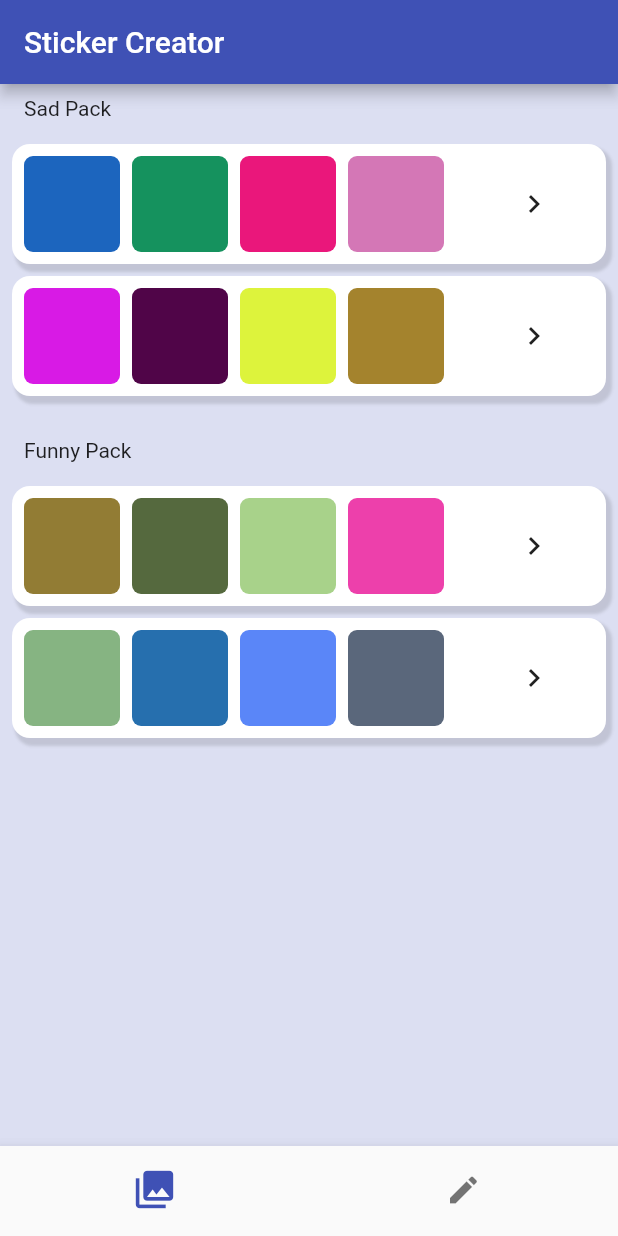
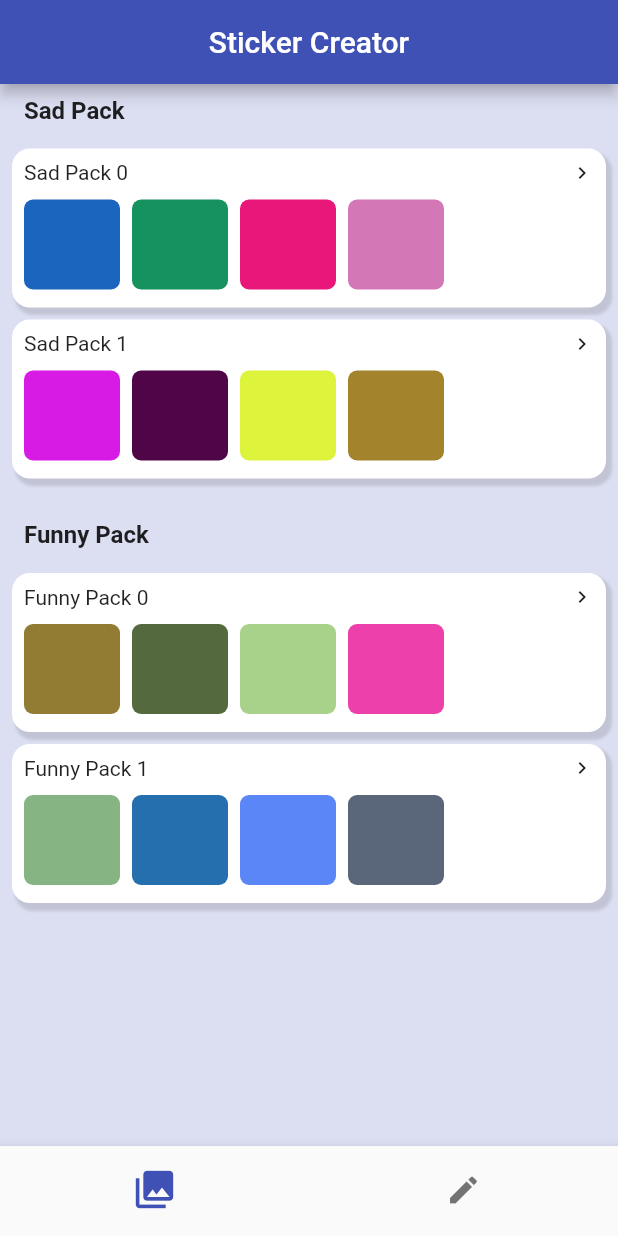
Before and after one commit to YahyaBekirCanevi/emoji_creator, a Flutter app: the screen it shows after launch, on a phone screen of 412 x 824 dp. Run offline on Flutter 3.47's test engine with Material 2 defaults, Android fonts, the phone set to English and light mode, and no system bars; our stand-ins replace flutter_hooks.

Commit message:
GalleryDetail screen

```diff
--- a/lib/core/components/card_xt.dart
+++ b/lib/core/components/card_xt.dart
@@ -2,12 +2,15 @@ import 'package:flutter/material.dart';
 
 class CardXt extends StatelessWidget {
   final Widget child;
+  final VoidCallback onTap;
 
-  const CardXt({super.key, required this.child});
+  const CardXt({super.key, required this.child, required this.onTap});
 
   @override
   Widget build(BuildContext context) {
-    return Container(
+    return GestureDetector(
+      onTap: onTap,
+      child: Container(
         padding: const EdgeInsets.all(8),
         margin: const EdgeInsets.only(left: 8, right: 8, top: 8),
         decoration: BoxDecoration(
@@ -23,6 +26,7 @@ class CardXt extends StatelessWidget {
           ],
         ),
         child: child,
+      ),
     );
   }
 }
--- a/lib/screens/gallery/index.dart
+++ b/lib/screens/gallery/index.dart
@@ -2,6 +2,7 @@ import 'package:emoji_creator/core/components/card_xt.dart';
 import 'package:emoji_creator/core/mock/gallery_list.dart';
 import 'package:emoji_creator/core/util/sizedbox_extension.dart';
 import 'package:emoji_creator/domain/model/gallery_item.dart';
+import 'package:emoji_creator/screens/gallery_detail/index.dart';
 import 'package:flutter/material.dart';
 
 class GalleryScreen extends StatelessWidget {
@@ -20,11 +21,22 @@ class GalleryScreen extends StatelessWidget {
           children: [
             Padding(
               padding: const EdgeInsets.symmetric(vertical: 8, horizontal: 16),
-              child: Text(galleryItem.title),
+              child: Text(
+                galleryItem.title,
+                style: const TextStyle(
+                  fontSize: 16,
+                  fontWeight: FontWeight.w600,
+                ),
+              ),
             ),
             ...List.generate(
               galleryItem.stickerPackList.length,
               (index) => CardXt(
+                onTap: () => Navigator.of(context).push(
+                  GalleryDetailScreen.getRoute(
+                    galleryItem.stickerPackList[index],
+                  ),
+                ),
                 child: _StickerList(galleryItem.stickerPackList[index]),
               ),
             ),
@@ -42,33 +54,36 @@ class _StickerList extends StatelessWidget {
 
   @override
   Widget build(BuildContext context) {
-    return SizedBox(
-      height: 64,
-      child: Row(
+    return ConstrainedBox(
+      constraints: const BoxConstraints(
+        maxHeight: 90,
+      ),
+      child: Column(
+        crossAxisAlignment: CrossAxisAlignment.start,
         children: [
+          Row(
+            children: [
+              Text(pack.title),
+              Expanded(child: 1.width),
+              const Icon(Icons.keyboard_arrow_right, size: 16),
+            ],
+          ),
+          10.height,
           Expanded(
             child: ListView.builder(
               scrollDirection: Axis.horizontal,
               itemCount: pack.values.length, //Random().nextInt(5) + 5,
               itemBuilder: (_, i) => Container(
-                width: 64,
                 margin: const EdgeInsets.only(right: 8),
                 decoration: BoxDecoration(
                   borderRadius: BorderRadius.circular(6),
                   color: pack.values[i],
                 ),
+                child: 64.square,
               ),
             ),
           ),
-          const SizedBox.square(
-            dimension: 80,
-            child: Center(
-              child: Icon(
-                Icons.keyboard_arrow_right,
-                size: 24,
-              ),
-            ),
-          ),
+          4.height,
         ],
       ),
     );
--- /dev/null
+++ b/lib/screens/gallery_detail/index.dart
@@ -0,0 +1,35 @@
+import 'package:emoji_creator/domain/model/gallery_item.dart';
+import 'package:flutter/material.dart';
+
+class GalleryDetailScreen extends StatelessWidget {
+  static MaterialPageRoute getRoute(StickerPack _pack) => MaterialPageRoute(
+        builder: (context) => GalleryDetailScreen(pack: _pack),
+      );
+
+  final StickerPack pack;
+  const GalleryDetailScreen({super.key, required this.pack});
+
+  @override
+  Widget build(BuildContext context) {
+    return Scaffold(
+      body: CustomScrollView(
+        slivers: [
+          SliverAppBar(
+            expandedHeight: 200,
+            pinned: true, // Whether the app bar should be pinned at the top
+            flexibleSpace: FlexibleSpaceBar(
+              title: Text(pack.title),
+              background: Container(
+                decoration: BoxDecoration(
+                  gradient: LinearGradient(
+                    colors: [Colors.indigo.shade400, Colors.indigo],
+                  ),
+                ),
+              ),
+            ),
+          ),
+        ],
+      ),
+    );
+  }
+}
--- a/lib/screens/main/index.dart
+++ b/lib/screens/main/index.dart
@@ -22,6 +22,7 @@ class MainScreen extends HookWidget {
       backgroundColor: Colors.indigo.shade100.withOpacity(.6),
       appBar: AppBar(
         title: const Text("Sticker Creator"),
+        centerTitle: true,
       ),
       body: getBody(navbarIndex.value),
       bottomNavigationBar: BottomNavigationBar(
```
Lines whose indentation alone changed are shown as unchanged.
